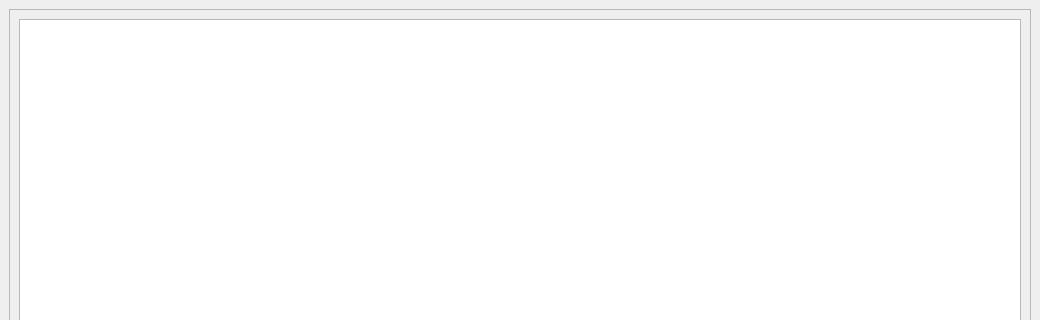
Qt form editimagewindow.ui (nickdonnelly/horus) before a commit; both pictures show x 0 to 1040 and y 0 to 320 of the 1040 by 710 pixel window.
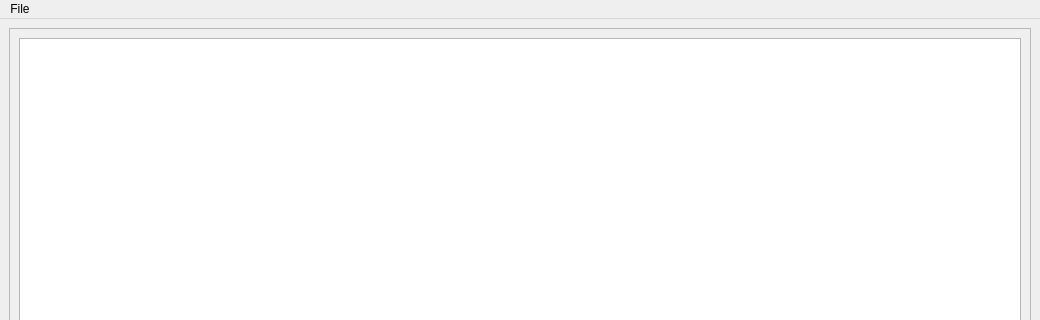
The same form after that commit.

```diff
--- a/editimagewindow.ui
+++ b/editimagewindow.ui
@@ -287,6 +287,15 @@
      <height>24</height>
     </rect>
    </property>
+   <widget class="QMenu" name="menuFile">
+    <property name="title">
+     <string>File</string>
+    </property>
+    <addaction name="actionOpen_Image"/>
+    <addaction name="separator"/>
+    <addaction name="actionExit"/>
+   </widget>
+   <addaction name="menuFile"/>
   </widget>
  </widget>
  <resources/>
```
Left out of the diff: 10 changed lines with no effect on the pictures.
